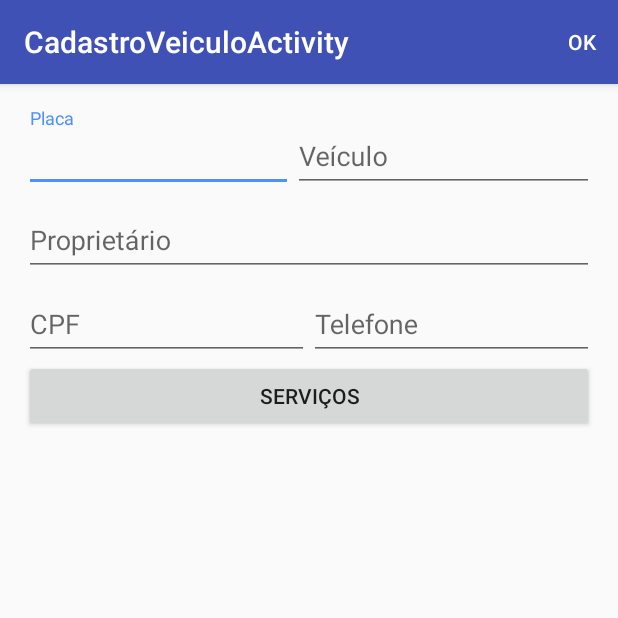
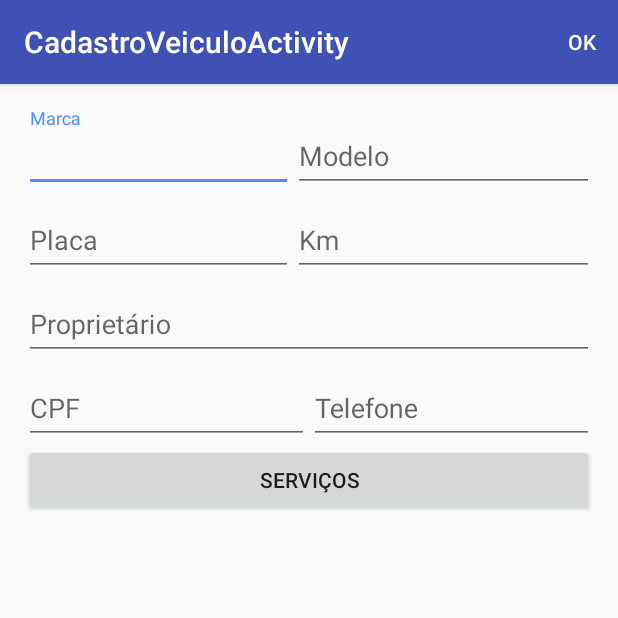
Before and after one commit to Jonlenes/ControleOficina, an Android app: the screen it shows after launch (CadastroVeiculoActivity), after a tap on an icon or button, on a phone screen of 412 x 824 dp, the top half of it. Run offline under Robolectric (Android 15) with nearby library versions, the phone set to English and light mode, and no system bars; 1 statement that could not run was skipped.

Commit message:
Adicionando marca, modelo e quilometragem

```diff
--- a/app/build.gradle
+++ b/app/build.gradle
@@ -25,4 +25,5 @@ dependencies {
     compile 'com.android.support:appcompat-v7:23.4.0'
     compile 'com.android.support:design:23.4.0'
     compile files('libs/AndroidMask-1.0.0.jar')
+    compile 'org.jetbrains:annotations-java5:15.0'
 }
--- a/app/src/main/java/com/car/car/DataBase/DbHelper.java
+++ b/app/src/main/java/com/car/car/DataBase/DbHelper.java
@@ -3,11 +3,12 @@ package com.car.car.DataBase;
 import android.content.Context;
 import android.database.sqlite.SQLiteDatabase;
 import android.database.sqlite.SQLiteOpenHelper;
+import android.util.Log;
 
 public class DbHelper extends SQLiteOpenHelper {
 
     private final static String DATABASE_NAME = "CitCar";
-    private final static int DATABASE_VERSION = 6;
+    private final static int DATABASE_VERSION = 1;
     private static DbHelper ourInstance = null;
 
     private DbHelper(Context context) {
@@ -19,9 +20,8 @@ public class DbHelper extends SQLiteOpenHelper {
     }
 
     public static void newInstance(Context context) {
-        if (ourInstance == null) {
-            ourInstance = new DbHelper(context.getApplicationContext());
-        }
+        if (ourInstance == null) ourInstance = new DbHelper(context.getApplicationContext());
+
     }
 
     @Override
@@ -56,14 +56,17 @@ public class DbHelper extends SQLiteOpenHelper {
     }
 
     public void createTableVeiculo(SQLiteDatabase db){
-        String sql = "CREATE TABLE IF NOT EXISTS Veiculo\n" +
+        String sql = "CREATE TABLE Veiculo\n" +
                 "(\n" +
                 "\tid            INTEGER PRIMARY KEY AUTOINCREMENT,\n" +
+                "\tmarca         VARCHAR(100) NOT NULL,\n" +
+                "\tmodelo        VARCHAR(100) NOT NULL,\n" +
                 "\tplaca         VARCHAR(8) NOT NULL,\n" +
-                "\tdescrisao     VARCHAR(100) NOT NULL,\n" +
+                "\tkm            INTEGER NOT NULL,\n" +
                 "\tidCliente     INTEGER NOT NULL\n" +
                 ")\n";
         db.execSQL(sql);
+        Log.d("Entrou", "Criou a tabela");
     }
 
     public void createTableServico(SQLiteDatabase db) {
--- a/app/src/main/java/com/car/car/Gui/CadastroVeiculoFragment.java
+++ b/app/src/main/java/com/car/car/Gui/CadastroVeiculoFragment.java
@@ -17,6 +17,7 @@ import android.widget.AdapterView;
 import android.widget.ArrayAdapter;
 import android.widget.AutoCompleteTextView;
 import android.widget.EditText;
+import android.widget.Toast;
 
 import com.car.car.Modelo.Cliente;
 import com.car.car.Modelo.ClienteDao;
@@ -35,8 +36,10 @@ import br.com.jansenfelipe.androidmask.MaskEditTextChangedListener;
  */
 public class CadastroVeiculoFragment extends Fragment {
 
+    private AutoCompleteTextView actMarca;
+    private AutoCompleteTextView actModelo;
     private EditText edtPlaca;
-    private EditText edtVeiculo;
+    private EditText edtKm;
     private AutoCompleteTextView actNome;
     private EditText edtCpf;
     private EditText edtTelefone;
@@ -61,8 +64,10 @@ public class CadastroVeiculoFragment extends Fragment {
 
         View rootView = inflater.inflate(R.layout.fragment_cadastro_veiculo, container, false);
 
+        actMarca = (AutoCompleteTextView) rootView.findViewById(R.id.actMarca);
+        actModelo = (AutoCompleteTextView) rootView.findViewById(R.id.actModelo);
         edtPlaca = (EditText) rootView.findViewById(R.id.edtPlaca);
-        edtVeiculo = (EditText) rootView.findViewById(R.id.edtVeiculo);;
+        edtKm = (EditText) rootView.findViewById(R.id.edtKilometragem);;
         actNome = (AutoCompleteTextView) rootView.findViewById(R.id.actNome);;
         edtCpf = (EditText) rootView.findViewById(R.id.edtCpf);;
         edtTelefone = (EditText) rootView.findViewById(R.id.edtTelefone);
@@ -129,6 +134,32 @@ public class CadastroVeiculoFragment extends Fragment {
         isNewInsert = (idVeiculo == -1);
         newClient = (idVeiculo == -1);
 
+        ArrayAdapter<String> adapterMarca = new ArrayAdapter<>(getContext(),
+                android.R.layout.simple_list_item_1, getResources().getStringArray( R.array.array_marcas) );
+
+        /*ArrayAdapter<String> adapterModelo = new ArrayAdapter<>(getContext(),
+                android.R.layout.simple_list_item_1, getResources().getStringArray( R.array.array_chevrolet) );
+
+        actModelo.setAdapter(adapterModelo);*/
+
+        actModelo.setAdapter(new ArrayAdapter<String>(getContext(), android.R.layout.simple_list_item_1));
+
+        actMarca.setAdapter(adapterMarca);
+        actMarca.setOnItemClickListener(new AdapterView.OnItemClickListener() {
+            @Override
+            public void onItemClick (AdapterView<?> parent, View view, int position, long id) {
+                ArrayAdapter<String> adapterModelo = new ArrayAdapter<>(getContext(),
+                        android.R.layout.simple_list_item_1, getResources().getStringArray( getIdArrayMarca((String) parent.getAdapter().getItem(position))));
+
+                actModelo.setAdapter(adapterModelo);
+                adapterModelo.notifyDataSetChanged();
+            }
+        });
+
+        actMarca.setThreshold(1);
+        actModelo.setThreshold(1);
+        actNome.setThreshold(1);
+
         return rootView;
     }
 
@@ -156,16 +187,20 @@ public class CadastroVeiculoFragment extends Fragment {
 
                 if (veiculo == null) {
 
-                    veiculo = new Veiculo(edtPlaca.getText().toString(),
-                            edtVeiculo.getText().toString(),
+                    veiculo = new Veiculo(actMarca.getText().toString(),
+                            actModelo.getText().toString(),
+                            edtPlaca.getText().toString(),
+                            Long.valueOf(edtKm.getText().toString()),
                             new Cliente(actNome.getText().toString(), edtCpf.getText().toString(),
                                     edtTelefone.getText().toString()),
                             ServicosFragment.getServicos());
 
                 } else {
 
+                    veiculo.setMarca(actMarca.getText().toString());
+                    veiculo.setModelo(actModelo.getText().toString());
                     veiculo.setPlaca(edtPlaca.getText().toString());
-                    veiculo.setDescrisao(edtVeiculo.getText().toString());
+                    veiculo.setKm(Long.valueOf(edtKm.getText().toString()));
 
                     if (newClient)
                         veiculo.setCliente(new Cliente(actNome.getText().toString(), edtCpf.getText().toString(), edtTelefone.getText().toString()));
@@ -185,13 +220,23 @@ public class CadastroVeiculoFragment extends Fragment {
     }
 
     private boolean validFields() {
+        if (actMarca.getText().toString().isEmpty()) {
+            actMarca.setError("Este campo não pode ficar vazio.");
+            return false;
+        }
+
+        if (actModelo.getText().toString().isEmpty()) {
+            actModelo.setError("Este campo não pode ficar vazio.");
+            return false;
+        }
+
         if (edtPlaca.getText().toString().length() < 8) {
             edtPlaca.setError("Placa inválida.");
             return false;
         }
 
-        if (edtVeiculo.getText().toString().isEmpty()) {
-            edtVeiculo.setError("O veículo deve ser preenchido.");
+        if (edtKm.getText().toString().isEmpty()) {
+            edtKm.setError("Preencha a quilometragem");
             return false;
         }
 
@@ -347,8 +392,10 @@ public class CadastroVeiculoFragment extends Fragment {
 
             } else {
 
+                actMarca.setText(veiculo.getMarca());
+                actModelo.setText(veiculo.getModelo());
                 edtPlaca.setText(veiculo.getPlaca());
-                edtVeiculo.setText(veiculo.getDescrisao());
+                edtKm.setText(String.valueOf(veiculo.getKm()));
                 actNome.setText(veiculo.getCliente().getNome());
                 edtCpf.setText(veiculo.getCliente().getCpf());
                 edtTelefone.setText(veiculo.getCliente().getTelefone());
@@ -356,4 +403,28 @@ public class CadastroVeiculoFragment extends Fragment {
             }
         }
     }
+
+    private int getIdArrayMarca(String s) {
+        switch (s) {
+            case "Chery": return R.array.array_cherry;
+            case "GM/Chevrolet": return R.array.array_chevrolet;
+            case "Citroën": return R.array.array_citroen;
+            case "Fiat": return R.array.array_fiat;
+            case "Ford": return R.array.array_ford;
+            case "Honda": return R.array.array_honda;
+            case "Hyundai": return R.array.array_hyundai;
+            case "Jac Motors": return R.array.array_jac_motors;
+            case "Jeep": return R.array.array_jeep;
+            case "Kia": return R.array.array_kia;
+            case "Land Rover": return R.array.array_land_rover;
+            case "Mitsubishi": return R.array.array_mitsubishi;
+            case "Nissan": return R.array.array_nissan;
+            case "Peugeot": return R.array.array_peugeot;
+            case "Renault": return R.array.array_renault;
+            case "Ssangyong": return R.array.array_ssangyong;
+            case "Toyota": return R.array.array_toyota;
+            case "Volkswagen": return R.array.array_volkswagen;
+        }
+        return 0;
+    }
 }
--- a/app/src/main/java/com/car/car/Modelo/Servico.java
+++ b/app/src/main/java/com/car/car/Modelo/Servico.java
@@ -1,4 +1,5 @@
 package com.car.car.Modelo;
+
 
 /**
  * Created by asus on 04/08/2016.
--- a/app/src/main/res/layout/fragment_cadastro_veiculo.xml
+++ b/app/src/main/res/layout/fragment_cadastro_veiculo.xml
@@ -1,6 +1,5 @@
 <?xml version="1.0" encoding="utf-8"?>
 <RelativeLayout xmlns:android="http://schemas.android.com/apk/res/android"
-    xmlns:tools="http://schemas.android.com/tools"
     android:layout_width="match_parent"
     android:layout_height="match_parent"
     android:paddingBottom="@dimen/activity_vertical_margin"
@@ -16,6 +15,40 @@
             android:layout_width="match_parent"
             android:layout_height="wrap_content"
             android:orientation="vertical">
+
+            <LinearLayout
+                android:layout_width="match_parent"
+                android:layout_height="wrap_content" >
+
+                <android.support.design.widget.TextInputLayout
+                    android:layout_width="0dp"
+                    android:layout_height="wrap_content"
+                    android:layout_weight="1">
+
+                    <AutoCompleteTextView
+                        android:layout_width="match_parent"
+                        android:layout_height="wrap_content"
+                        android:id="@+id/actMarca"
+                        android:inputType="text"
+                        android:hint="Marca"/>
+
+                </android.support.design.widget.TextInputLayout>
+
+                <android.support.design.widget.TextInputLayout
+                    android:layout_width="wrap_content"
+                    android:layout_height="wrap_content"
+                    android:layout_weight="1">
+
+                    <AutoCompleteTextView
+                        android:layout_width="match_parent"
+                        android:layout_height="wrap_content"
+                        android:id="@+id/actModelo"
+                        android:hint="Modelo"/>
+
+                </android.support.design.widget.TextInputLayout>
+
+            </LinearLayout>
+
 
             <LinearLayout
                 android:layout_width="match_parent"
@@ -44,8 +77,9 @@
                     <EditText
                         android:layout_width="match_parent"
                         android:layout_height="wrap_content"
-                        android:id="@+id/edtVeiculo"
-                        android:hint="Veículo"
+                        android:id="@+id/edtKilometragem"
+                        android:hint="Km"
+                        android:inputType="number"
                         android:maxLength="100"/>
 
                 </android.support.design.widget.TextInputLayout>
--- /dev/null
+++ b/app/src/main/res/values/array_marca_veiculos.xml
@@ -0,0 +1,29 @@
+<?xml version="1.0" encoding="utf-8"?>
+<resources>
+
+
+    <array name="array_marcas">
+
+        <item>Audi</item>
+        <item>Chery</item>
+        <item>GM/Chevrolet</item>
+        <item>Citroën</item>
+        <item>Fiat</item>
+        <item>Ford</item>
+        <item>Honda</item>
+        <item>Hyundai</item>
+        <item>Jac Motors</item>
+        <item>Jeep</item>
+        <item>Kia</item>
+        <item>Land Rover</item>
+        <item>Mitsubishi</item>
+        <item>Nissan</item>
+        <item>Peugeot</item>
+        <item>Renault</item>
+        <item>Ssangyong</item>
+        <item>Toyota</item>
+        <item>Volkswagen</item>
+
+    </array>
+
+</resources>
--- a/app/src/main/res/values/array.xml
+++ b/app/src/main/res/values/array_menus.xml
@@ -4,5 +4,4 @@
         <item>Deletar</item>
     </array>
 
-
 </resources>
--- /dev/null
+++ b/app/src/main/res/values/array_modelo_veiculos.xml
@@ -0,0 +1,202 @@
+<?xml version="1.0" encoding="utf-8"?>
+<resources>
+
+    <array name="array_cherry">
+        <item>celer</item>
+        <item>QQ</item>
+    </array>
+
+    <array name="array_chevrolet">
+        <item>Agile</item>
+        <item>Astra</item>
+        <item>Blazer</item>
+        <item>Captiva</item>
+        <item>Celta</item>
+        <item>Classic</item>
+        <item>Cobalt</item>
+        <item>Corsa</item>
+        <item>Cruze</item>
+        <item>Malibu</item>
+        <item>Meriva</item>
+        <item>Montana</item>
+        <item>Omega</item>
+        <item>Onix</item>
+        <item>Prisma</item>
+        <item>S10</item>
+        <item>Sonic</item>
+        <item>Trailblazer</item>
+        <item>Vectra</item>
+        <item>Zafira</item>
+    </array>
+
+    <array name="array_citroen">
+        <item>Aircross</item>
+        <item>C3</item>
+        <item>C4</item>
+        <item>C5</item>
+        <item>Jumper</item>
+        <item>Xsara Picasso</item>
+    </array>
+
+    <array name="array_fiat">
+        <item>500</item>
+        <item>Bravo</item>
+        <item>Doblò</item>
+        <item>Ducato</item>
+        <item>Fiat Mobi</item>
+        <item>Fiat Toro</item>
+        <item>Fiorino</item>
+        <item>Freemont</item>
+        <item>Grand Siena</item>
+        <item>Idea</item>
+        <item>Linea</item>
+        <item>Mille</item>
+        <item>Palio</item>
+        <item>Punto</item>
+        <item>Siena EL</item>
+        <item>Strada</item>
+        <item>Uno</item>
+    </array>
+
+    <array name="array_ford">
+        <item>Courier</item>
+        <item>EcoSport</item>
+        <item>Edge</item>
+        <item>F-250</item>
+        <item>Fiesta Rocam</item>
+        <item>Focus</item>
+        <item>Fusion</item>
+        <item>Ka</item>
+        <item>New Fiest</item>a
+        <item>Ranger</item>
+    </array>
+
+    <array name="array_honda">
+        <item>Accord</item>
+        <item>CR-V</item>
+        <item>City</item>
+        <item>Civic</item>
+        <item>Fit</item>
+        <item>HR-V</item>
+    </array>
+
+    <array name="array_hyundai">
+        <item>Azera</item>
+        <item>Elantra</item>
+        <item>Equus</item>
+        <item>HB20</item>
+        <item>HR</item>
+        <item>Santa Fe</item>
+        <item>Sonata</item>
+        <item>Tucson</item>
+        <item>Veloster</item>
+        <item>Veracruz</item>
+        <item>i30</item>
+        <item>iX35</item>
+    </array>
+
+    <array name="array_jac_motors">
+        <item>J2</item>
+        <item>J3</item>
+        <item>J5</item>
+        <item>J6</item>
+    </array>
+
+    <array name="array_jeep">
+        <item>Cherokee</item>
+        <item>Compass</item>
+        <item>Grand Cherokee</item>
+        <item>Jeep Renegade</item>
+        <item>Wrangler</item>
+    </array>
+
+    <array name="array_kia">
+        <item>Carnival</item>
+        <item>Cerato</item>
+        <item>Optima</item>
+        <item>Picanto</item>
+        <item>Sorento</item>
+        <item>Soul</item>
+        <item>Sportage</item>
+    </array>
+
+    <array name="array_land_rover">
+        <item>Defender</item>
+        <item>Discovery</item>
+        <item>Freelander</item>
+        <item>Range Rover</item>
+    </array>
+
+    <array name="array_mitsubishi">
+        <item>ASX</item>
+        <item>L200</item>
+        <item>Lancer</item>
+        <item>Outlander</item>
+        <item>Pajero</item>
+    </array>
+
+    <array name="array_nissan">
+        <item>Frontier</item>
+        <item>Grand Livina</item>
+        <item>Livina</item>
+        <item>March</item>
+        <item>Sentra</item>
+        <item>Tiida</item>
+        <item>Versa</item>
+    </array>
+
+    <array name="array_peugeot">
+        <item>2008</item>
+        <item>207</item>
+        <item>208</item>
+        <item>3008</item>
+        <item>307</item>
+        <item>308</item>
+        <item>408</item>
+    </array>
+
+    <array name="array_renault">
+        <item>Clio</item>
+        <item>Duster</item>
+        <item>Fluence</item>
+        <item>Kangoo Express</item>
+        <item>Logan</item>
+        <item>Sandero</item>
+        <item>Symbol</item>
+    </array>
+
+    <array name="array_ssangyong">
+        <item>Actyon Sports</item>
+        <item>Kyron</item>
+    </array>
+
+    <array name="array_toyota">
+        <item>Corolla</item>
+        <item>Etios</item>
+        <item>Hilux</item>
+        <item>Prius</item>
+        <item>RAV4</item>
+        <item>SW4</item>
+    </array>
+
+    <array name="array_volkswagen">
+        <item>Amarok</item>
+        <item>Crossfox</item>
+        <item>Fox</item>
+        <item>Fusca</item>
+        <item>Gol</item>
+        <item>Golf</item>
+        <item>Jetta</item>
+        <item>Kombi</item>
+        <item>Parati</item>
+        <item>Passat</item>
+        <item>Polo</item>
+        <item>Saveiro</item>
+        <item>Space Cross</item>
+        <item>SpaceFox</item>
+        <item>Tiguan</item>
+        <item>Up!</item>
+        <item>Voyage</item>
+    </array>
+
+</resources>
--- a/app/src/main/res/values/strings.xml
+++ b/app/src/main/res/values/strings.xml
@@ -1,5 +1,5 @@
 <resources>
-    <string name="app_name">Car</string>
+    <string name="app_name">Minha oficina</string>
     <string name="action_salvar">Ok</string>
     <string name="title_activity_cadastro_veiculo">CadastroVeiculoActivity</string>
     <string name="section_format">Hello World from section: %1$d</string>
```
Also changed, not shown: app/src/main/java/com/car/car/Modelo/Veiculo.java (+31 -9 lines), app/src/main/java/com/car/car/Modelo/VeiculoDao.java (+15 -6 lines), app/src/main/res/layout/elv_times_item.xml (+19 -10 lines).
